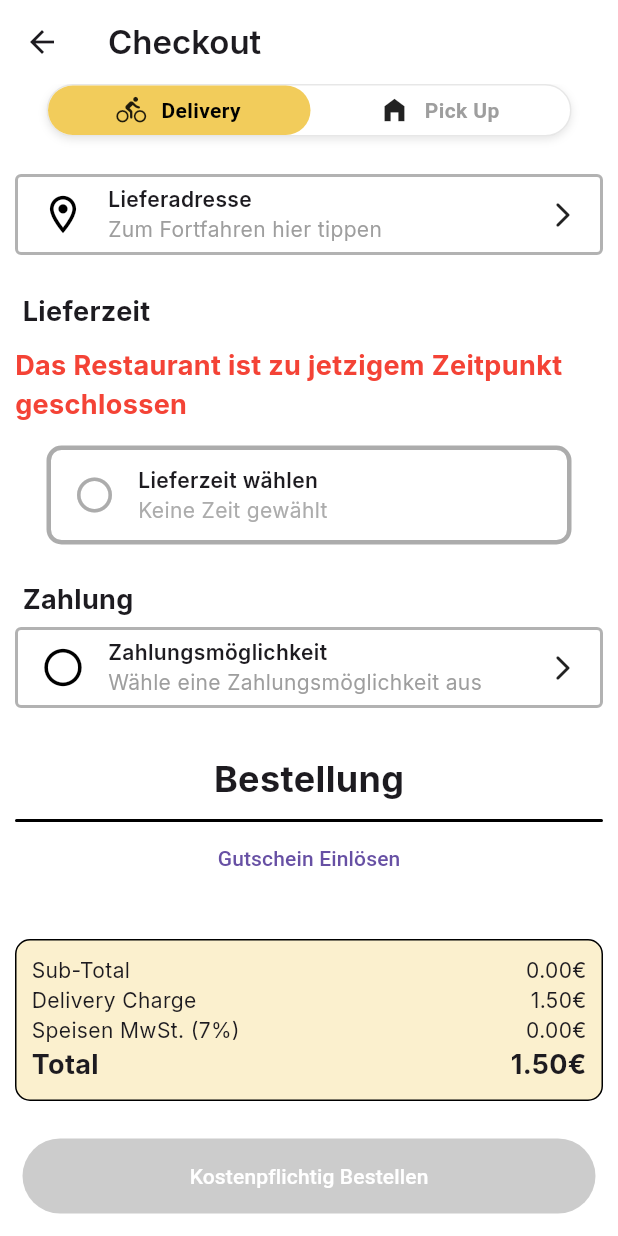
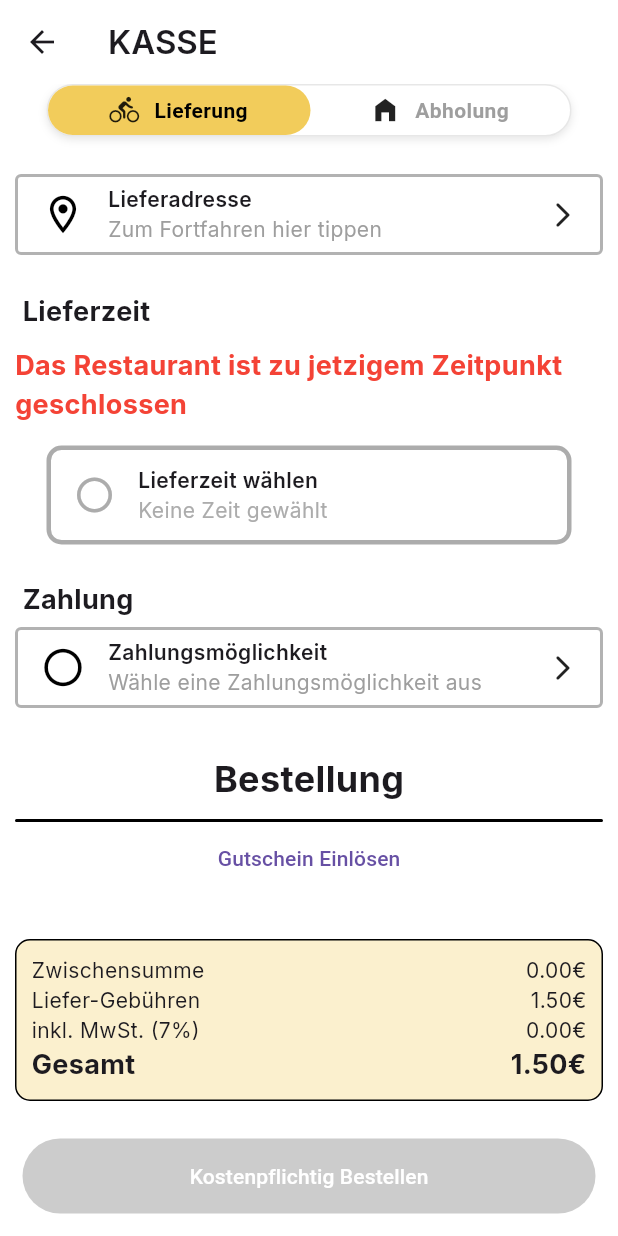
Before and after one commit to FrancescoSallia/Yko-s-BBQ-Chicken, a Flutter app: the CheckoutPage screen opened directly, on a phone screen of 412 x 824 dp. Run offline on Flutter 3.47's test engine with Material 3 defaults, Android fonts, the phone set to English and light mode, and no system bars; our stand-ins replace cloud_firestore, firebase_auth, firebase_core, flutter_dash, google_fonts, iconsax and 2 more; missing offline and left inert: animated_snack_bar, flutter_floating_bottom_bar, flutter_icon_snackbar; accounts and stored records are empty.

Commit message:
language changed

```diff
--- a/lib/Pages/Ordering/cart_page.dart
+++ b/lib/Pages/Ordering/cart_page.dart
@@ -6,6 +6,7 @@ import 'package:ykos_bbq_chicken/components/order_item.dart';
 import 'package:ykos_bbq_chicken/components/summary_box.dart';
 import 'package:ykos_bbq_chicken/theme/colors.dart';
 import 'package:ykos_bbq_chicken/viewmodel/viewmodel_menu.dart';
+import 'package:iconsax/iconsax.dart';
 
 class CartPage extends StatefulWidget {
   const CartPage({super.key});
@@ -42,7 +43,11 @@ class _CartPageState extends State<CartPage> {
           mainAxisAlignment: MainAxisAlignment.center,
           mainAxisSize: MainAxisSize.min,
           children: [
-            Text("Cart", style: GoogleFonts.inter(fontWeight: FontWeight.w600)),
+            Text(
+              "Bestellung",
+              style: GoogleFonts.inter(fontWeight: FontWeight.w600),
+            ),
+            SizedBox(width: 10),
             Icon(Icons.shopping_bag, color: AppColors.timerPrimary2),
           ],
         ),
@@ -144,7 +149,7 @@ class _CartPageState extends State<CartPage> {
                               mainAxisAlignment: MainAxisAlignment.center,
                               children: [
                                 Text(
-                                  "Checkout",
+                                  "Zur Kasse",
                                   style: GoogleFonts.inter(
                                     fontWeight: FontWeight.bold,
                                     fontSize: 16,
--- a/lib/Pages/Ordering/checkout_page.dart
+++ b/lib/Pages/Ordering/checkout_page.dart
@@ -199,7 +199,7 @@ class _CheckoutPageState extends State<CheckoutPage> {
         backgroundColor: AppColors.secondary,
         surfaceTintColor: Colors.transparent,
         title: Text(
-          "Checkout",
+          "KASSE",
           style: GoogleFonts.inter(fontWeight: FontWeight.w600),
         ),
       ),
@@ -628,8 +628,8 @@ class _CheckoutPageState extends State<CheckoutPage> {
               Row(
                 mainAxisAlignment: MainAxisAlignment.spaceBetween,
                 children: [
-                  _buildToggleButton("Delivery", true),
-                  _buildToggleButton("Pick Up", false),
+                  _buildToggleButton("Lieferung", true),
+                  _buildToggleButton("Abholung", false),
                 ],
               ),
             ],
--- a/lib/Pages/Timer/timer_page.dart
+++ b/lib/Pages/Timer/timer_page.dart
@@ -92,10 +92,10 @@ class _TimerPageState extends State<TimerPage> {
                   SizedBox(width: 10),
                   Text(
                     order.isDelivery
-                        ? order.selectedTime != null ||
+                        ? order.selectedTime != null &&
                                 order.selectedDate != null
                             ? "${timeRepo.dateDayMonthYearToString(order.selectedDate).data} - ca. ${timeRepo.timeToString(order.selectedTime, context).data}"
-                            : "ca. 40- 50 min"
+                            : "Heute - ca. ${timeRepo.timeToString(order.selectedTime ?? order.fastDeliveryTime, context).data}"
                         : "${timeRepo.dateDayMonthYearToString(order.selectedDate).data} - ${timeRepo.timeToString(order.selectedTime, context).data}",
                     style: GoogleFonts.inter(
                       color: AppColors.timerTextPrimary,
--- a/lib/components/summary_box.dart
+++ b/lib/components/summary_box.dart
@@ -49,7 +49,7 @@ class SummaryBox extends StatelessWidget {
               Row(
                 mainAxisAlignment: MainAxisAlignment.spaceBetween,
                 children: [
-                  Text("Sub-Total", style: GoogleFonts.inter(fontSize: 14)),
+                  Text("Zwischensumme", style: GoogleFonts.inter(fontSize: 14)),
                   Text(
                     "${orderSummary.basisPreis.toStringAsFixed(2)}€",
                     style: GoogleFonts.inter(fontSize: 14),
@@ -62,7 +62,7 @@ class SummaryBox extends StatelessWidget {
                   mainAxisAlignment: MainAxisAlignment.spaceBetween,
                   children: [
                     Text(
-                      "Delivery Charge",
+                      "Liefer-Gebühren",
                       style: GoogleFonts.inter(fontSize: 14),
                     ),
                     Text(
@@ -79,7 +79,7 @@ class SummaryBox extends StatelessWidget {
                   mainAxisAlignment: MainAxisAlignment.spaceBetween,
                   children: [
                     Text(
-                      "Discount (${(orderSummary.discount! * 100).toStringAsFixed(0)}%)",
+                      "Gutschein (${(orderSummary.discount! * 100).toStringAsFixed(0)}%)",
                       style: GoogleFonts.inter(fontSize: 14),
                     ),
                     Text(
@@ -94,7 +94,8 @@ class SummaryBox extends StatelessWidget {
                 mainAxisAlignment: MainAxisAlignment.spaceBetween,
                 children: [
                   Text(
-                    "Speisen MwSt. (7%)",
+                    //Getränke mwst.
+                    "inkl. MwSt. (7%)",
                     style: GoogleFonts.inter(fontSize: 14),
                   ),
                   Text(
@@ -111,8 +112,9 @@ class SummaryBox extends StatelessWidget {
                 child: Row(
                   mainAxisAlignment: MainAxisAlignment.spaceBetween,
                   children: [
+                    //Getränke mwst.
                     Text(
-                      "Getränke MwSt. (19%)",
+                      "inkl. MwSt. (19%)",
                       style: GoogleFonts.inter(fontSize: 14),
                     ),
                     Text(
@@ -126,7 +128,7 @@ class SummaryBox extends StatelessWidget {
                 mainAxisAlignment: MainAxisAlignment.spaceBetween,
                 children: [
                   Text(
-                    "Total",
+                    "Gesamt",
                     style: GoogleFonts.inter(
                       fontWeight: FontWeight.bold,
                       fontSize: 18,
--- a/pubspec.yaml
+++ b/pubspec.yaml
@@ -45,6 +45,7 @@ dependencies:
   flutter_icon_snackbar: ^1.2.1
   animated_snack_bar: ^0.4.0
   logger: ^2.6.2
+  iconsax: ^0.0.8
 
 
 dev_dependencies:
```
Also changed, not shown: lib/Pages/Sheet/sheet_note_page.dart (+10 -5 lines), lib/Pages/Timer/order_page.dart (+8 -5 lines), lib/enum/adress_enum.dart (+4 -4 lines), pubspec.lock.
